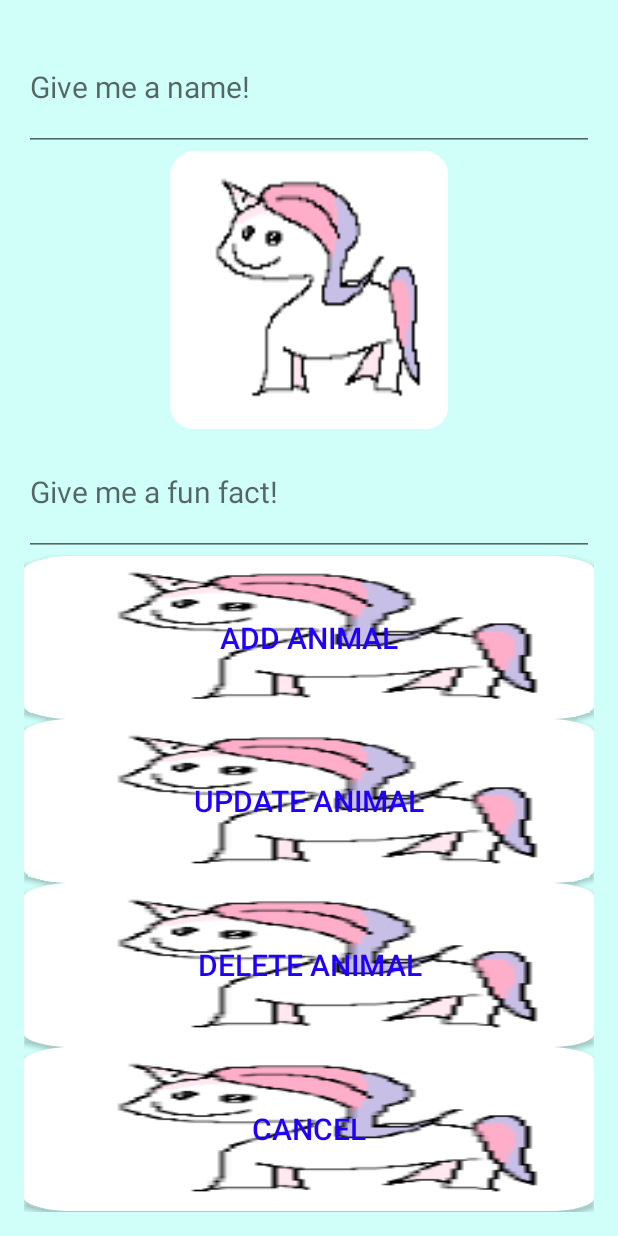
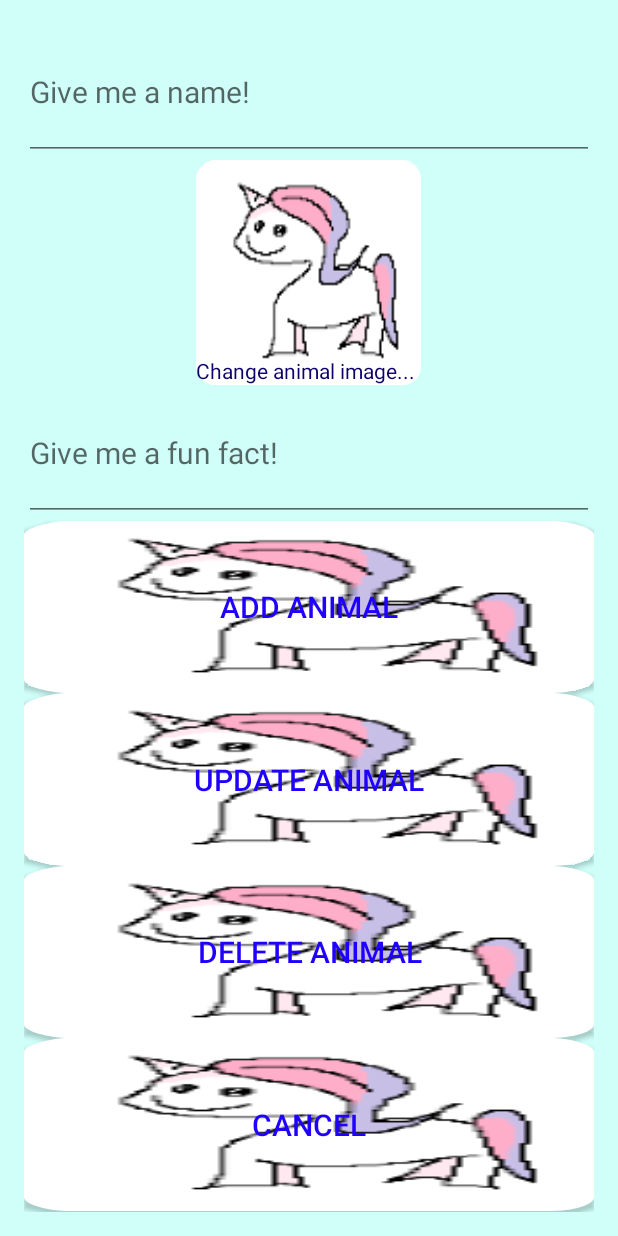
Before and after one commit to ksmort/The-Animal-Game, an Android app: the fragment AnimalEditFormFragment placed in its activity, on a phone screen of 412 x 824 dp. Run offline under Robolectric (Android 15) with nearby library versions, the phone set to English and light mode, and no system bars.

Commit message:
make picture fixed size for animal edit form

```diff
--- a/app/build.gradle
+++ b/app/build.gradle
@@ -4,7 +4,7 @@ android {
     compileSdkVersion 27
     defaultConfig {
         applicationId "com.animalgame.theanimalgame"
-        minSdkVersion 14
+        minSdkVersion 16
         targetSdkVersion 27
         versionCode 1
         versionName "1.0"
--- a/app/src/main/AndroidManifest.xml
+++ b/app/src/main/AndroidManifest.xml
@@ -3,6 +3,7 @@
     package="com.animalgame.theanimalgame">
 
     <uses-permission android:name="android.permission.READ_EXTERNAL_STORAGE" />
+    <uses-permission android:name="android.permission.WRITE_EXTERNAL_STORAGE" />
     <application
         android:allowBackup="true"
         android:icon="@mipmap/ic_launcher"
--- a/app/src/main/java/com/animalgame/fragment/AnimalEditFormFragment.java
+++ b/app/src/main/java/com/animalgame/fragment/AnimalEditFormFragment.java
@@ -83,6 +83,7 @@ public class AnimalEditFormFragment extends Fragment {
                         AnimalDatabaseAdapter databaseAdapter = new AnimalDatabaseAdapter(getActivity());
                         Animal animal = databaseAdapter.getAnimalByName(animalNameString);
                         PictureManager.setImageViewBitmap(frameLayout, animal.pictureFilename, R.id.animalImageView);
+                        AnimalController.setImagePathname(animal.pictureFilename);
                         animalIdTextView.setText(String.valueOf(animal.animal_ID));
                         animalNameEditText.setText(animalNameString);
                         funFactEditText.setText(animal.fact);
--- a/app/src/main/java/com/animalgame/theanimalgame/AnimalController.java
+++ b/app/src/main/java/com/animalgame/theanimalgame/AnimalController.java
@@ -6,10 +6,8 @@ import android.os.CountDownTimer;
 import android.view.View;
 import android.view.inputmethod.InputMethodManager;
 import android.widget.FrameLayout;
-import android.widget.ImageView;
 import android.widget.Toast;
 
-import com.animalgame.picture.PictureManager;
 import com.animalgame.player.Player;
 import com.animalgame.timer.TimerFactory;
 
@@ -206,8 +204,7 @@ public class AnimalController {
             InputMethodManager imm = (InputMethodManager) activity.getSystemService(Context.INPUT_METHOD_SERVICE);
             imm.hideSoftInputFromWindow(view.getWindowToken(), InputMethodManager.HIDE_NOT_ALWAYS);
         } catch (Exception e) {
-            Toast toast = Toast.makeText(activity, KEYBOARD_ERROR, Toast.LENGTH_SHORT);
-            toast.show();
+            Toast.makeText(activity, KEYBOARD_ERROR, Toast.LENGTH_SHORT).show();
         }
     }
 
--- a/app/src/main/res/layout/fragment_animal_edit_form.xml
+++ b/app/src/main/res/layout/fragment_animal_edit_form.xml
@@ -22,13 +22,27 @@
             android:textColor="#ff1f00ff"
             android:textSize="20sp" />
 
-        <ImageView
-            android:id="@+id/animalImageView"
-            android:layout_width="match_parent"
-            android:layout_weight="0.50"
-            android:layout_height="0dp"
-            android:contentDescription="@string/default_animal_picture"
-            android:src="@mipmap/no_animal_image" />
+        <FrameLayout
+            android:id="@+id/animalImageFrameLayout"
+            android:layout_width="150dp"
+            android:layout_height="150dp"
+            android:layout_gravity="center">
+
+            <ImageView
+                android:id="@+id/animalImageView"
+                android:layout_width="match_parent"
+                android:layout_height="match_parent"
+                android:contentDescription="@string/default_animal_picture"
+                android:src="@mipmap/no_animal_image" />
+
+            <TextView
+                android:id="@+id/animalImageCaptionTextView"
+                android:layout_width="match_parent"
+                android:layout_height="wrap_content"
+                android:layout_gravity="bottom"
+                android:text="@string/choose_image_caption"
+                android:textColor="@color/colorPrimaryDark" />
+        </FrameLayout>
 
         <EditText
             android:id="@+id/funFactEditText"
@@ -46,8 +60,8 @@
             android:layout_width="match_parent"
             android:layout_height="wrap_content"
             android:layout_weight="0.10"
+            android:background="@mipmap/button_animal"
             android:onClick="addAnimal"
-            android:background="@mipmap/button_animal"
             android:text="@string/add_animal"
             android:textColor="#ff1f00ff"
             android:textSize="20sp" />
--- a/app/src/main/res/values/colors.xml
+++ b/app/src/main/res/values/colors.xml
@@ -1,6 +1,6 @@
 <?xml version="1.0" encoding="utf-8"?>
 <resources>
     <color name="colorPrimary">#3F51B5</color>
-    <color name="colorPrimaryDark">#303F9F</color>
+    <color name="colorPrimaryDark">#0d006b</color>
     <color name="colorAccent">#FF4081</color>
 </resources>
--- a/app/src/main/res/values/strings.xml
+++ b/app/src/main/res/values/strings.xml
@@ -55,6 +55,7 @@
     <string name="played_letters_label">Played Letters</string>
     <string name="end_of_turn">End of Turn</string>
     <string name="next_player">Next player!</string>
+    <string name="choose_image_caption">Change animal image...</string>
 
     <!-- TODO: Remove or change this placeholder text -->
     <string name="hello_blank_fragment">Hello blank fragment</string>
```
Also changed, not shown: app/src/main/java/com/animalgame/activity/AnimalMainActivity.java (+21 -17 lines), app/src/main/java/com/animalgame/database/AnimalDatabaseAdapter.java (+45 -1 lines), app/src/main/java/com/animalgame/picture/PictureManager.java (+88 -2 lines).
